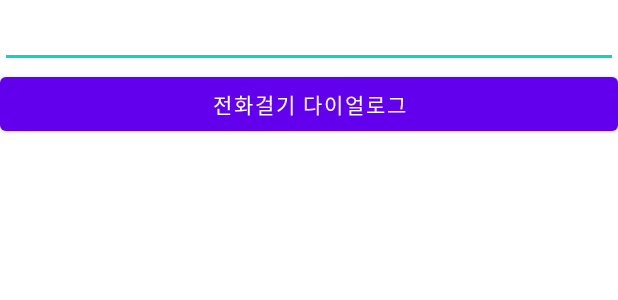
After one commit to jakekang28/Project1, an Android app: the layout callactivity.xml on its own in the app's theme, with its tools: preview values and no code run, on a phone screen of 412 x 824 dp. The commit adds this screen. Shown: the top 300 px of the screen. Run offline under Robolectric (Android 15) with nearby library versions, the phone set to English and light mode, and no system bars.

Commit message:
Merge remote-tracking branch 'origin/master'

```diff
--- a/app/src/main/java/com/example/project1/Fragment2.java
+++ b/app/src/main/java/com/example/project1/Fragment2.java
@@ -23,13 +23,13 @@ import java.util.ArrayList;
 
 public class Fragment2 extends Fragment {
 
-    private ArrayList<Drawable> imageList = new ArrayList<>();
     private RecyclerView recyclerView;
     private ImageAdapter iAdapter;
 
     @Nullable
     @Override
     public View onCreateView(@NonNull LayoutInflater inflater, @Nullable ViewGroup container, @Nullable Bundle savedInstanceState) {
+        ArrayList<Drawable> imageList = new ArrayList<>();
         ViewGroup rootView = (ViewGroup) inflater.inflate(R.layout.fragmentdisplay2, container, false);
 
         int[] picarray={0, R.drawable.image1, R.drawable.image2, R.drawable.image3, R.drawable.image4, R.drawable.image5, R.drawable.image6, R.drawable.image7,
--- /dev/null
+++ b/app/src/main/res/layout/callactivity.xml
@@ -0,0 +1,37 @@
+<?xml version="1.0" encoding="utf-8"?>
+<LinearLayout xmlns:android="http://schemas.android.com/apk/res/android"
+    android:layout_width="match_parent"
+    android:layout_height="match_parent">
+    xmlns:tools="http://schemas.android.com/tools"
+    android:layout_width="match_parent"
+    android:layout_height="match_parent"
+    android:paddingLeft="@dimen/activity_horizontal_margin"
+    android:orientation="vertical"
+    android:paddingRight="@dimen/activity_horizontal_margin"
+    android:paddingTop="@dimen/activity_vertical_margin"
+    android:paddingBottom="@dimen/activity_vertical_margin"
+    tools:context=".CallActivity">
+    <LinearLayout
+        android:orientation="vertical"
+        android:layout_width="match_parent"
+        android:layout_height="match_parent">
+
+        <EditText
+            android:layout_width="match_parent"
+            android:layout_height="wrap_content"
+            android:id="@+id/edtNumber"
+            android:layout_gravity="center_horizontal" />
+
+        <LinearLayout
+            android:orientation="horizontal"
+            android:layout_width="match_parent"
+            android:layout_height="match_parent"
+            android:gravity="center_horizontal">
+            <Button
+                android:layout_width="match_parent"
+                android:layout_height="wrap_content"
+                android:text="전화걸기 다이얼로그"
+                android:id="@+id/btnDialog" />
+        </LinearLayout>
+    </LinearLayout>
+</LinearLayout>
--- a/app/src/main/res/layout/fragmentdisplay3.xml
+++ b/app/src/main/res/layout/fragmentdisplay3.xml
@@ -16,7 +16,7 @@
 
     <androidx.recyclerview.widget.RecyclerView
         android:id="@+id/view"
-        android:layout_width="wrap_content"
-        android:layout_height="wrap_content"
+        android:layout_width="match_parent"
+        android:layout_height="match_parent"
         />
 </LinearLayout>
```
Also changed, not shown: app/src/main/AndroidManifest.xml (+4 -5 lines), app/src/main/assets/Phonenum.json (+60 -16 lines), app/src/main/java/com/example/project1/CallActivity.java (added, +39 -0 lines), app/src/main/java/com/example/project1/Fragment1.java (+55 -12 lines), app/src/main/java/com/example/project1/Item.java (+5 -19 lines), app/src/main/java/com/example/project1/MyAdapter.java (+9 -3 lines), app/src/main/res/layout/fragmentdisplay1.xml (+8 -17 lines), app/src/main/res/layout/item_recyclerview.xml (+23 -26 lines), app/src/main/res/drawable/callbutton.jpeg (deleted).
